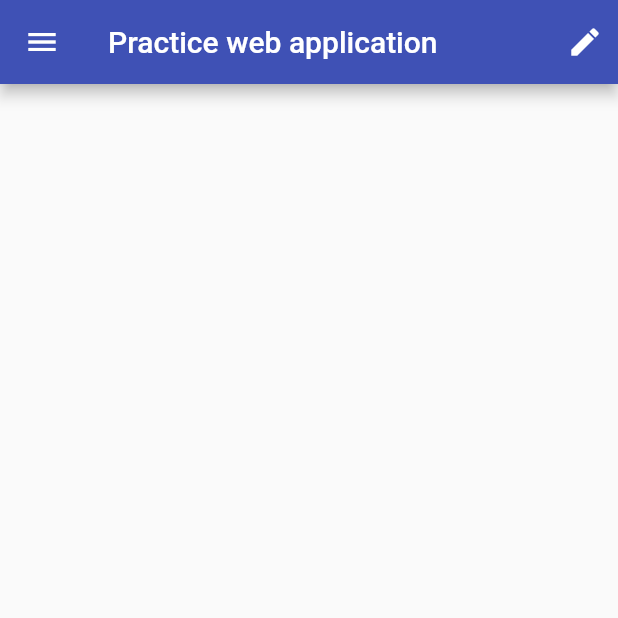
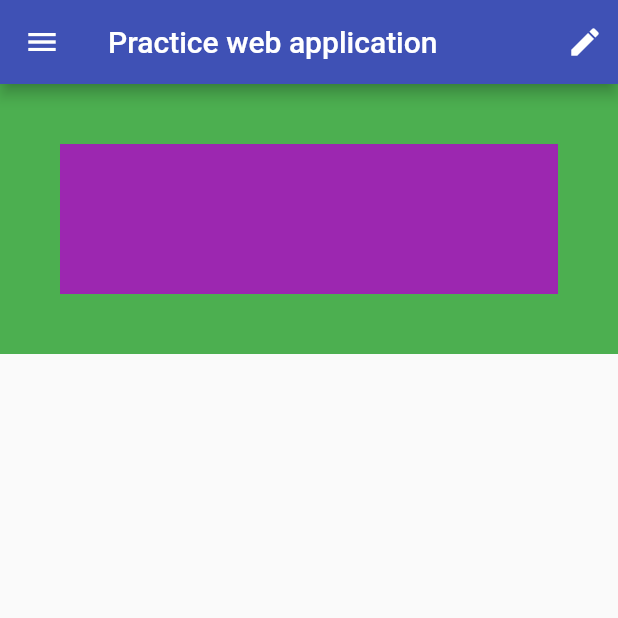
Before and after one commit to paolomococci/flutter-exercises-workshop, a Flutter app: the screen it shows after launch, on a phone screen of 412 x 824 dp, the top half of it. Run offline on Flutter 3.47's test engine with Material 2 defaults, Android fonts, the phone set to English and light mode, and no system bars.

```diff
--- a/ExerciseUnitOne/Practice_3/practice/lib/one_screen.dart
+++ b/ExerciseUnitOne/Practice_3/practice/lib/one_screen.dart
@@ -19,7 +19,9 @@ class OneScreen extends StatelessWidget {
     ),
     body: Column(
       crossAxisAlignment: CrossAxisAlignment.start,
-      children: [],
+      children: const <Widget>[
+        ImmutableWidget()
+      ],
     ),
     drawer: Drawer(
       child: Container(
```
